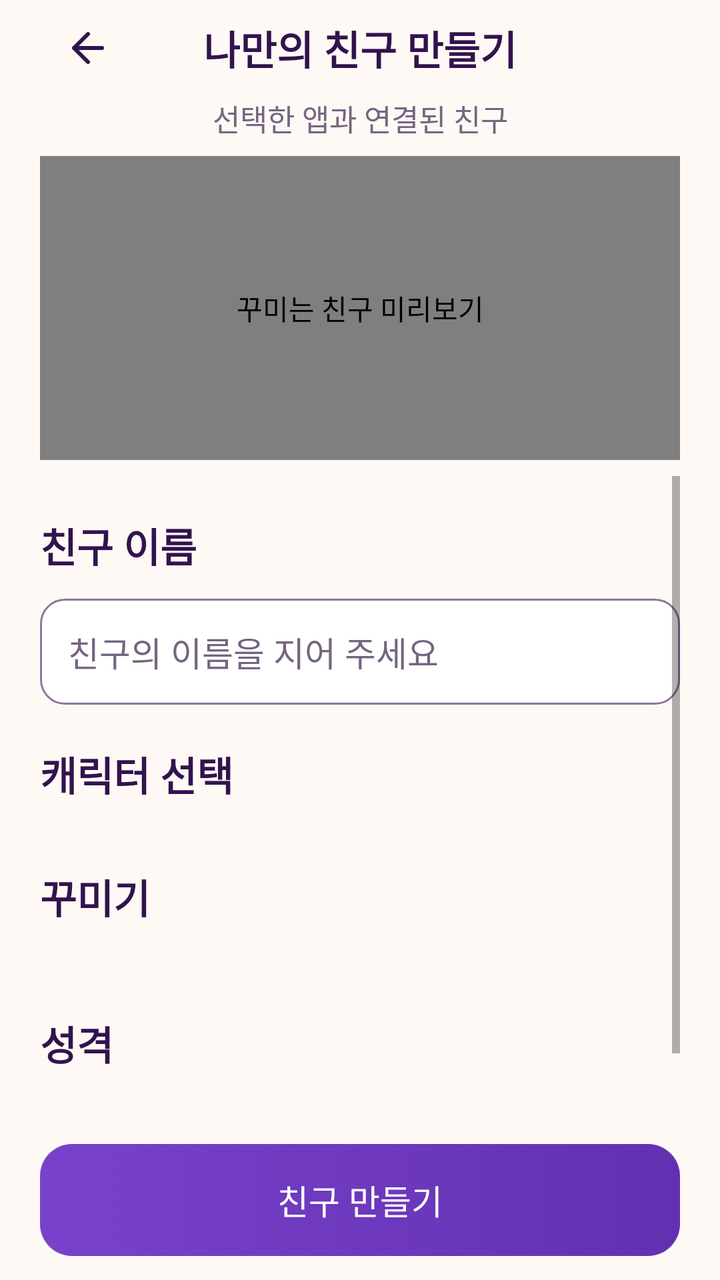
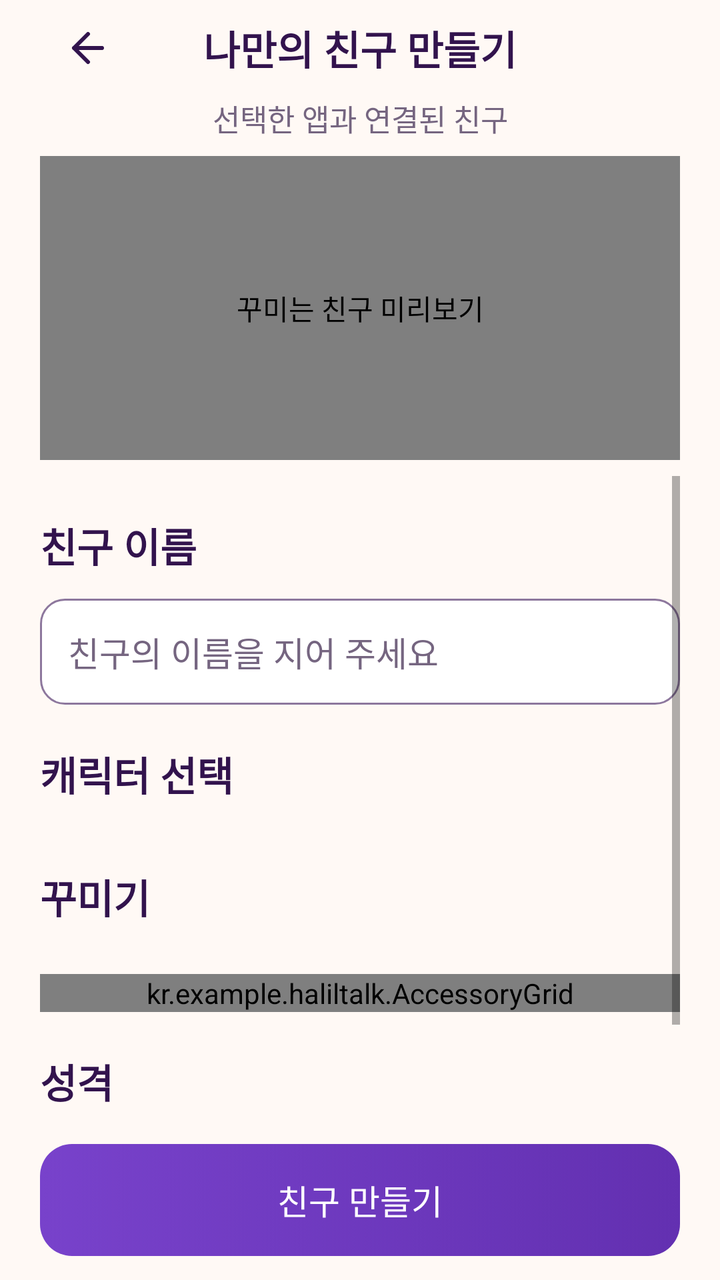

Two renders of the same Android screen: before a commit and after it. Below are the layout's source before the change and the commit's diff.
<!-- AndroidManifest.xml: application theme android:Theme.Material.Light.NoActionBar -->
<!-- res/layout/screen_character.xml -->
<?xml version="1.0" encoding="utf-8"?>
<LinearLayout xmlns:android="http://schemas.android.com/apk/res/android"
    style="@style/Page" android:orientation="vertical">

    <LinearLayout
        android:layout_width="match_parent"
        android:layout_height="wrap_content"
        android:minHeight="48dp"
        android:orientation="horizontal"
        android:gravity="center_vertical">

        <Button
            android:id="@+id/character_back"
            style="@style/IconButton"
            android:drawableStart="@drawable/ic_back"
            android:contentDescription="@string/navigate_back" />

        <TextView
            style="@style/SectionTitle"
            android:layout_width="0dp"
            android:layout_weight="1"
            android:layout_marginTop="8dp"
            android:layout_marginBottom="8dp"
            android:gravity="center"
            android:text="@string/character_title" />

        <Space
            android:layout_width="48dp"
            android:layout_height="1dp" />
    </LinearLayout>

    <TextView
        android:id="@+id/linked_app"
        style="@style/SecondaryText"
        android:layout_marginBottom="8dp"
        android:gravity="center"
        android:maxLines="1"
        android:ellipsize="end"
        android:text="@string/linked_app_placeholder" />

    <kr.example.haliltalk.character.CharacterView
        android:id="@+id/character_preview"
        android:layout_width="match_parent"
        android:layout_height="152dp"
        android:layout_marginBottom="8dp"
        android:padding="8dp"
        android:background="@drawable/bg_hero"
        android:contentDescription="@string/character_preview_description" />

    <ScrollView
        android:id="@+id/character_scroll"
        android:layout_width="match_parent"
        android:layout_height="0dp"
        android:layout_weight="1"
        android:fillViewport="true"
        android:clipToPadding="false">

        <LinearLayout
            android:layout_width="match_parent"
            android:layout_height="wrap_content"
            android:orientation="vertical"
            android:paddingBottom="20dp">

            <TextView
                style="@style/SectionTitle"
                android:labelFor="@id/friend_name"
                android:text="@string/friend_name_label" />

            <EditText
                android:id="@+id/friend_name"
                style="@style/InputField"
                android:hint="@string/friend_name_hint"
                android:inputType="textPersonName|textCapWords"
                android:imeOptions="actionDone"
                android:maxLength="30"
                android:autofillHints="nickname" />

            <TextView
                style="@style/SectionTitle"
                android:text="@string/character_selection" />

            <HorizontalScrollView
                android:layout_width="match_parent"
                android:layout_height="wrap_content"
                android:scrollbars="none"
                android:clipToPadding="false">

                <LinearLayout
                    android:id="@+id/character_choices"
                    android:layout_width="wrap_content"
                    android:layout_height="wrap_content"
                    android:orientation="horizontal" />
            </HorizontalScrollView>

            <TextView
                style="@style/SectionTitle"
                android:text="@string/accessory_selection" />

            <HorizontalScrollView
                android:layout_width="match_parent"
                android:layout_height="wrap_content"
                android:layout_marginBottom="12dp"
                android:scrollbars="none"
                android:clipToPadding="false">

                <LinearLayout
                    android:id="@+id/accessory_tabs"
                    android:layout_width="wrap_content"
                    android:layout_height="wrap_content"
                    android:orientation="horizontal" />
            </HorizontalScrollView>

            <HorizontalScrollView
                android:layout_width="match_parent"
                android:layout_height="wrap_content"
                android:scrollbars="none"
                android:clipToPadding="false">

                <LinearLayout
                    android:id="@+id/accessory_choices"
                    android:layout_width="wrap_content"
                    android:layout_height="wrap_content"
                    android:orientation="horizontal" />
            </HorizontalScrollView>

            <TextView
                style="@style/SectionTitle"
                android:text="@string/personality_selection" />

            <HorizontalScrollView
                android:layout_width="match_parent"
                android:layout_height="wrap_content"
                android:scrollbars="none"
                android:clipToPadding="false">

                <LinearLayout
                    android:id="@+id/personality_choices"
                    android:layout_width="wrap_content"
                    android:layout_height="wrap_content"
                    android:orientation="horizontal" />
            </HorizontalScrollView>

            <TextView
                style="@style/SecondaryText"
                android:layout_marginTop="16dp"
                android:gravity="center"
                android:text="@string/asset_preview_note" />
        </LinearLayout>
    </ScrollView>

    <Button
        android:id="@+id/create_friend"
        style="@style/PrimaryButton"
        android:layout_marginBottom="12dp"
        android:text="@string/create_friend" />
</LinearLayout>
<!-- resources referenced by this layout -->
<resources>
  <!-- drawable bg_hero (drawable) -->
  <shape xmlns:android="http://schemas.android.com/apk/res/android">
      <gradient android:angle="315" android:startColor="@color/hero_top" android:endColor="@color/hero_bottom"/>
      <corners android:radius="24dp"/>
  </shape>
  <!-- drawable ic_back (drawable) -->
  <vector xmlns:android="http://schemas.android.com/apk/res/android" android:width="24dp" android:height="24dp" android:viewportWidth="24" android:viewportHeight="24">
      <path android:pathData="M19,12H5M12,5L5,12L12,19" android:strokeColor="@color/ink" android:strokeWidth="2" android:strokeLineCap="round" android:strokeLineJoin="round" android:fillColor="@android:color/transparent"/>
  </vector>
  <string name="accessory_selection">꾸미기</string>
  <string name="asset_preview_note">캐릭터와 소품은 미리보기 버전이에요.</string>
  <string name="character_preview_description">꾸미는 친구 미리보기</string>
  <string name="character_selection">캐릭터 선택</string>
  <string name="character_title">나만의 친구 만들기</string>
  <string name="create_friend">친구 만들기</string>
  <string name="friend_name_hint">친구의 이름을 지어 주세요</string>
  <string name="friend_name_label">친구 이름</string>
  <string name="linked_app_placeholder">선택한 앱과 연결된 친구</string>
  <string name="navigate_back">돌아가기</string>
  <string name="personality_selection">성격</string>
  <style name="IconButton">
          <item name="android:layout_width">48dp</item>
          <item name="android:layout_height">48dp</item>
          <item name="android:padding">12dp</item>
          <item name="android:background">?android:attr/selectableItemBackgroundBorderless</item>
          <item name="android:tint">@color/ink</item>
      </style>
  <style name="Page">
          <item name="android:layout_width">match_parent</item>
          <item name="android:layout_height">match_parent</item>
          <item name="android:orientation">vertical</item>
          <item name="android:background">@color/canvas</item>
          <item name="android:paddingStart">20dp</item>
          <item name="android:paddingEnd">20dp</item>
      </style>
  <style name="SecondaryText" parent="BodyText">
          <item name="android:textSize">15sp</item>
          <item name="android:textColor">@color/muted</item>
      </style>
  <style name="SectionTitle" parent="BodyText">
          <item name="android:textSize">20sp</item>
          <item name="android:textStyle">bold</item>
          <item name="android:layout_marginTop">20dp</item>
          <item name="android:layout_marginBottom">12dp</item>
      </style>
  <color name="hero_top">#F3E8FF</color>
  <color name="hero_bottom">#DEC7F5</color>
  <color name="ink">#32134D</color>
  <!-- drawable bg_field (drawable) -->
  <selector xmlns:android="http://schemas.android.com/apk/res/android">
      <item android:state_focused="true"><shape><solid android:color="@color/surface"/><corners android:radius="12dp"/><stroke android:width="2dp" android:color="@color/primary"/></shape></item>
      <item><shape><solid android:color="@color/surface"/><corners android:radius="12dp"/><stroke android:width="1dp" android:color="@color/field_border"/></shape></item>
  </selector>
  <color name="muted">#756580</color>
  <color name="canvas">#FFF9F5</color>
  <style name="BodyText">
          <item name="android:layout_width">match_parent</item>
          <item name="android:layout_height">wrap_content</item>
          <item name="android:textColor">@color/ink</item>
          <item name="android:textSize">17sp</item>
          <item name="android:breakStrategy">simple</item>
      </style>
  <color name="surface">#FFFFFF</color>
  <color name="primary">#7842CB</color>
  <color name="field_border">#8D779D</color>
  <color name="ripple">#307842CB</color>
  <color name="disabled">#E7DDF0</color>
  <color name="primary_pressed">#6330B1</color>
  <!-- unchanged entries left out for length: 3 -->
</resources>

<!-- the commit's change to res/layout/screen_character.xml (unified diff, before → after) -->
@@ -110,18 +110,10 @@
                     android:orientation="horizontal" />
             </HorizontalScrollView>
 
-            <HorizontalScrollView
+            <kr.example.haliltalk.AccessoryGrid
+                android:id="@+id/accessory_choices"
                 android:layout_width="match_parent"
-                android:layout_height="wrap_content"
-                android:scrollbars="none"
-                android:clipToPadding="false">
-
-                <LinearLayout
-                    android:id="@+id/accessory_choices"
-                    android:layout_width="wrap_content"
-                    android:layout_height="wrap_content"
-                    android:orientation="horizontal" />
-            </HorizontalScrollView>
+                android:layout_height="wrap_content" />
 
             <TextView
                 style="@style/SectionTitle"
